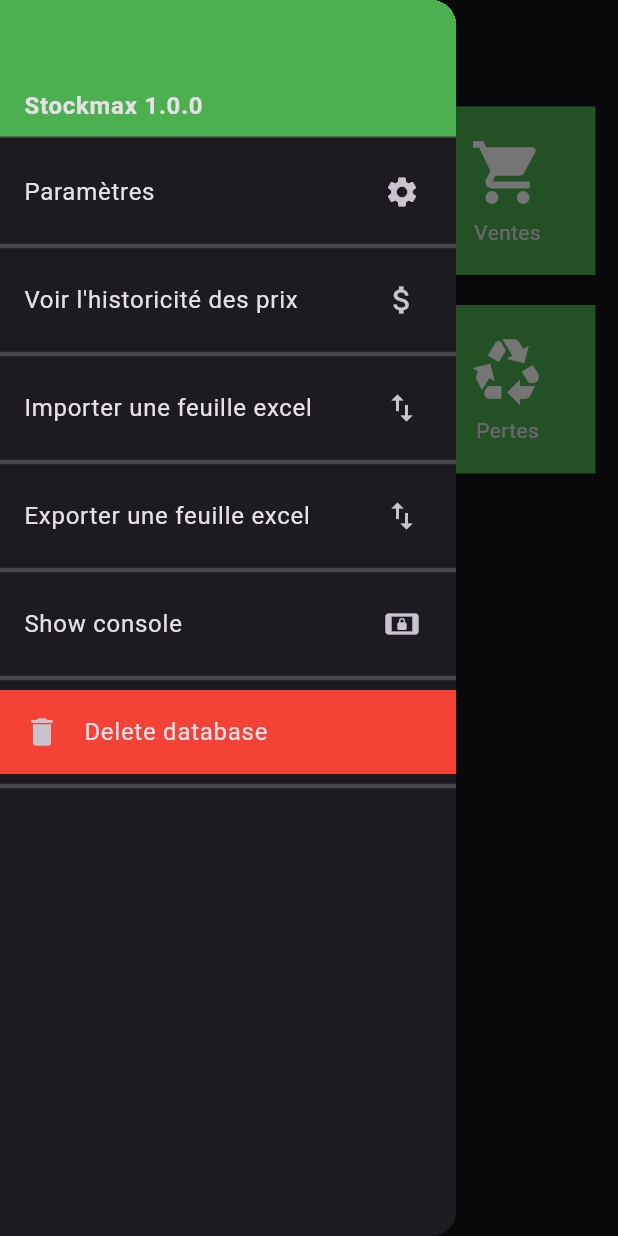
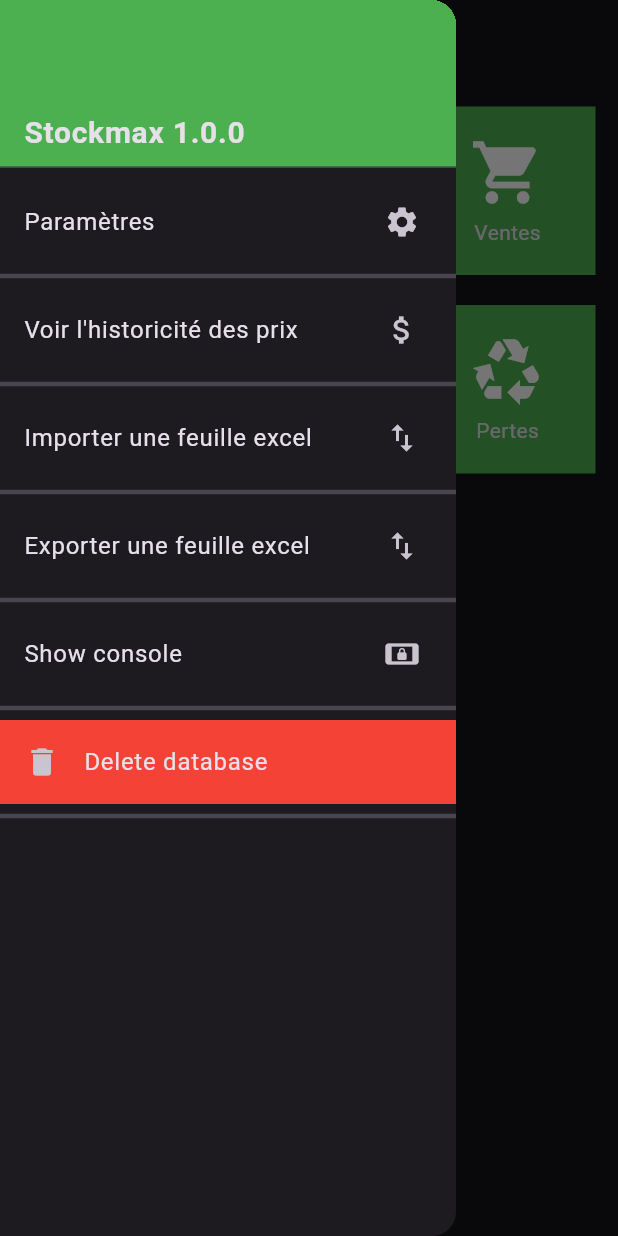
Before and after one commit to avriljeanmarc/stockmax_1_0_1, a Flutter app: the HomeWidget screen opened directly, with the side drawer open, on a phone screen of 412 x 824 dp. Run offline on Flutter 3.47's test engine with Material 3 defaults, Android fonts, the phone set to English and light mode, and no system bars; drawn by our look-alikes of badges; our stand-ins replace file_picker, flutter_slidable, shared_preferences, sqflite; missing offline and left inert: excel; accounts and stored records are empty.

Commit message:
12_12_24

```diff
--- a/lib/materials.dart
+++ b/lib/materials.dart
@@ -312,7 +312,7 @@ class MyDrawer extends StatelessWidget {
         padding: EdgeInsets.zero,
         children: [
           SizedBox(
-            height: 100,
+            height: 120,
             child: DrawerHeader(
               decoration: BoxDecoration(
                 color: Theme.of(context).primaryColor,
@@ -324,7 +324,7 @@ class MyDrawer extends StatelessWidget {
                   style: TextStyle(
                     fontWeight: FontWeight.bold,
                     //color: Colors.white,
-                    //fontSize: 25.0,
+                    fontSize: 20.0,
                   ),
                 ),
               ),
```
